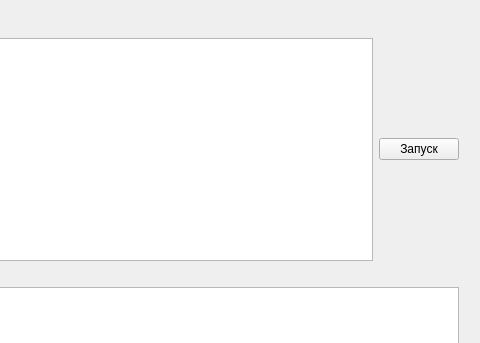
Before: the Qt Designer form main.ui in ProDanil/jandex_git, drawn with Qt 5; both pictures show x 320 to 800 and y 0 to 343 of the 800 by 550 pixel window.
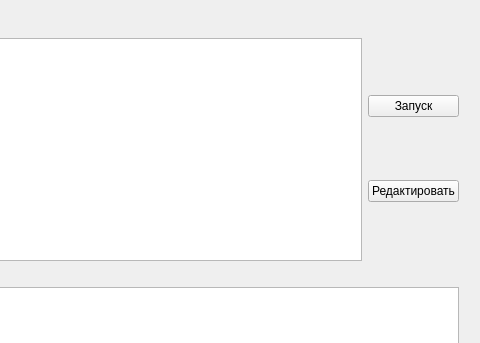
After: the same form once the commit is applied.

Commit message: Added editing DB in new form

```diff
--- a/main.ui
+++ b/main.ui
@@ -37,14 +37,32 @@
         <item>
          <layout class="QHBoxLayout" name="horizontalLayout">
           <item>
-           <widget class="QTextEdit" name="textEdit"/>
+           <widget class="QTextEdit" name="textEdit">
+            <property name="sizePolicy">
+             <sizepolicy hsizetype="Expanding" vsizetype="Expanding">
+              <horstretch>0</horstretch>
+              <verstretch>0</verstretch>
+             </sizepolicy>
+            </property>
+           </widget>
           </item>
           <item>
-           <widget class="QPushButton" name="pushButton">
+           <layout class="QVBoxLayout" name="verticalLayout_3">
+            <item>
+             <widget class="QPushButton" name="updateButton">
             <property name="text">
              <string>Запуск</string>
             </property>
            </widget>
+            </item>
+            <item>
+             <widget class="QPushButton" name="editButton">
+              <property name="text">
+               <string>Редактировать</string>
+              </property>
+             </widget>
+            </item>
+           </layout>
           </item>
          </layout>
         </item>
```
Lines whose indentation alone changed are shown as unchanged. The commit also changes 2 other files.
